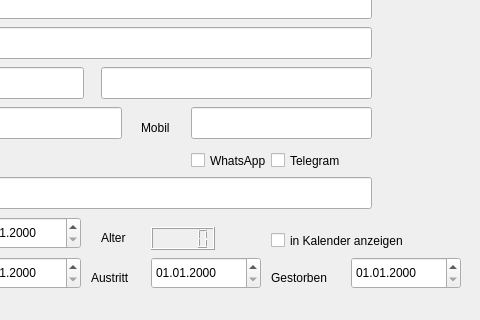
First picture: the form in Mitglied.ui, repository Stedi65/Modellflugvereinsverwaltung, before the edit; both pictures show x 159 to 639 and y 123 to 443 of the 639 by 622 pixel window.
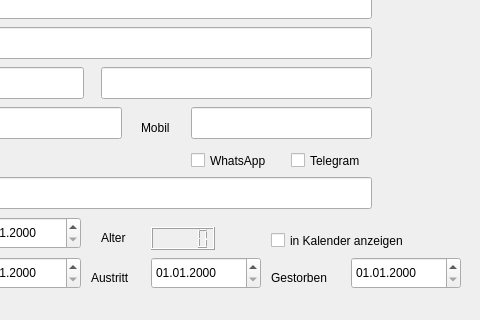
Second picture: the form after the edit.

```diff
--- a/Mitglied.ui
+++ b/Mitglied.ui
@@ -442,7 +442,7 @@
   <widget class="QCheckBox" name="checkBox_3">
    <property name="geometry">
     <rect>
-     <x>430</x>
+     <x>450</x>
      <y>270</y>
      <width>101</width>
      <height>27</height>
```
